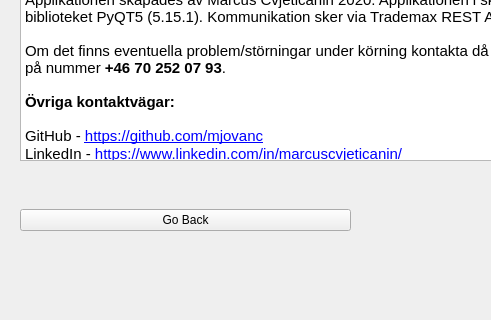
The window that src/view/ui/widget_about.ui (mjovanc/trademax-api-client) describes before a commit, drawn with Qt 5; both pictures show x 0 to 491 and y 180 to 500 of the 900 by 500 pixel window.
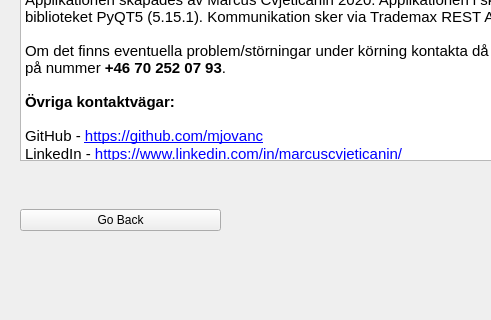
The same window after the commit.

Commit message: Changing layout of purchase order window

Diff of the .ui file:
```diff
--- a/src/view/ui/widget_about.ui
+++ b/src/view/ui/widget_about.ui
@@ -53,7 +53,7 @@
     <rect>
      <x>20</x>
      <y>360</y>
-     <width>331</width>
+     <width>201</width>
      <height>80</height>
     </rect>
    </property>
```
The commit also changes 6 other files.
